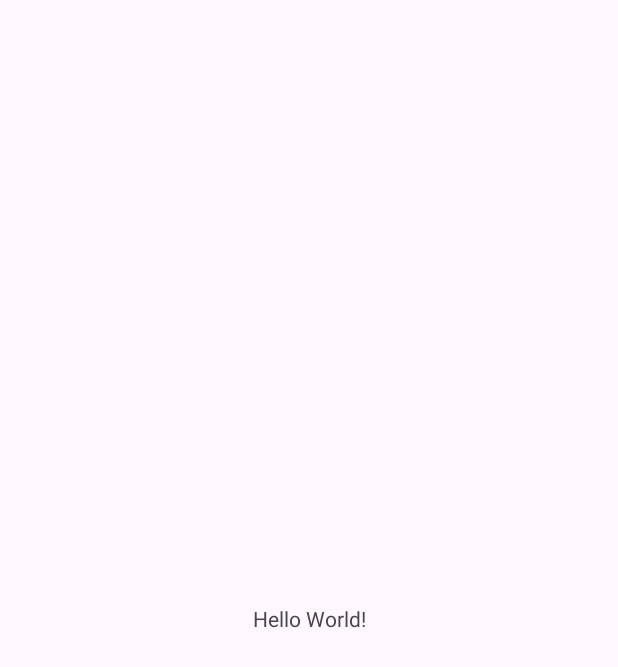
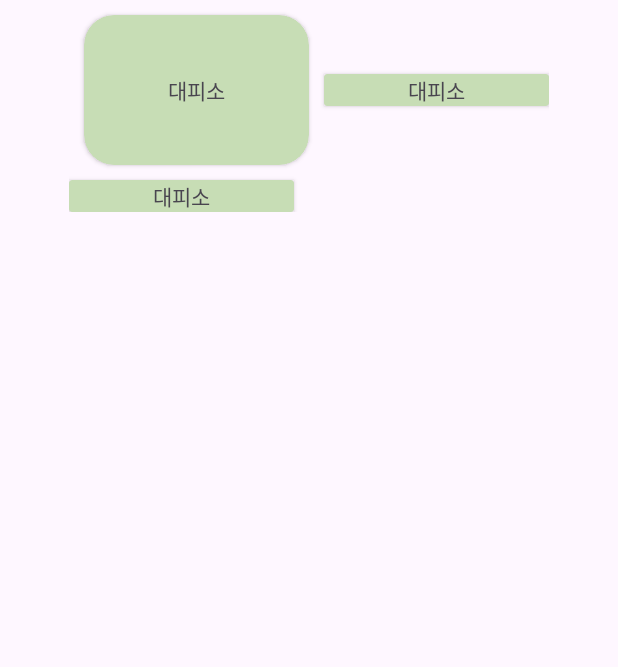
Before and after one commit to 20210699/RunAway, an Android app: the screen it shows after launch (MainActivity), on a phone screen of 412 x 824 dp. Before the commit the part shown is almost empty. Shown: the top 667 px of the screen. Run offline under Robolectric (Android 15) with nearby library versions, the light colour scheme and no system bars.

Commit message:
[Feat] Activity_main.xml

```diff
--- a/app/src/main/java/com/example/runaway/MainActivity.kt
+++ b/app/src/main/java/com/example/runaway/MainActivity.kt
@@ -5,11 +5,13 @@ import androidx.activity.enableEdgeToEdge
 import androidx.appcompat.app.AppCompatActivity
 import androidx.core.view.ViewCompat
 import androidx.core.view.WindowInsetsCompat
+import com.example.runaway.databinding.ActivityMainBinding
 
 class MainActivity : AppCompatActivity() {
     override fun onCreate(savedInstanceState: Bundle?) {
         super.onCreate(savedInstanceState)
-        setContentView(R.layout.activity_main)
+        val binding = ActivityMainBinding.inflate(layoutInflater)
+        setContentView(binding.root)
 
     }
 }
--- a/app/src/main/res/layout/activity_main.xml
+++ b/app/src/main/res/layout/activity_main.xml
@@ -1,19 +1,62 @@
 <?xml version="1.0" encoding="utf-8"?>
-<androidx.constraintlayout.widget.ConstraintLayout xmlns:android="http://schemas.android.com/apk/res/android"
+<LinearLayout xmlns:android="http://schemas.android.com/apk/res/android"
     xmlns:app="http://schemas.android.com/apk/res-auto"
     xmlns:tools="http://schemas.android.com/tools"
     android:id="@+id/main"
     android:layout_width="match_parent"
     android:layout_height="match_parent"
-    tools:context=".MainActivity">
+    tools:context=".MainActivity"
+    android:orientation="vertical">
 
-    <TextView
+    <GridLayout
         android:layout_width="wrap_content"
         android:layout_height="wrap_content"
-        android:text="Hello World!"
-        app:layout_constraintBottom_toBottomOf="parent"
-        app:layout_constraintEnd_toEndOf="parent"
-        app:layout_constraintStart_toStartOf="parent"
-        app:layout_constraintTop_toTopOf="parent" />
+        android:columnCount="2"
+        android:layout_gravity="center">
 
-</androidx.constraintlayout.widget.ConstraintLayout>
+        <androidx.cardview.widget.CardView
+            android:layout_width="150dp"
+            android:layout_height="100dp"
+            app:cardBackgroundColor="#c7ddb5"
+            app:cardCornerRadius="20dp"
+            android:layout_margin="10dp">
+            <LinearLayout
+                android:layout_width="wrap_content"
+                android:layout_height="wrap_content"
+                android:orientation="vertical"
+                android:layout_gravity="center">
+
+                <TextView
+                    android:layout_width="wrap_content"
+                    android:layout_height="wrap_content"
+                    android:text="대피소"/>
+
+            </LinearLayout>
+        </androidx.cardview.widget.CardView>
+
+        <androidx.cardview.widget.CardView
+            android:layout_width="150dp"
+            android:layout_height="wrap_content"
+            app:cardBackgroundColor="#c7ddb5"
+            android:layout_gravity="center">
+            <TextView
+                android:layout_width="wrap_content"
+                android:layout_height="wrap_content"
+                android:layout_gravity="center"
+                android:text="대피소"/>
+        </androidx.cardview.widget.CardView>
+
+        <androidx.cardview.widget.CardView
+            android:layout_width="150dp"
+            android:layout_height="wrap_content"
+            app:cardBackgroundColor="#c7ddb5">
+            <TextView
+                android:layout_width="wrap_content"
+                android:layout_height="wrap_content"
+                android:layout_gravity="center"
+                android:text="대피소"/>
+        </androidx.cardview.widget.CardView>
+
+    </GridLayout>
+
+</LinearLayout>
```
